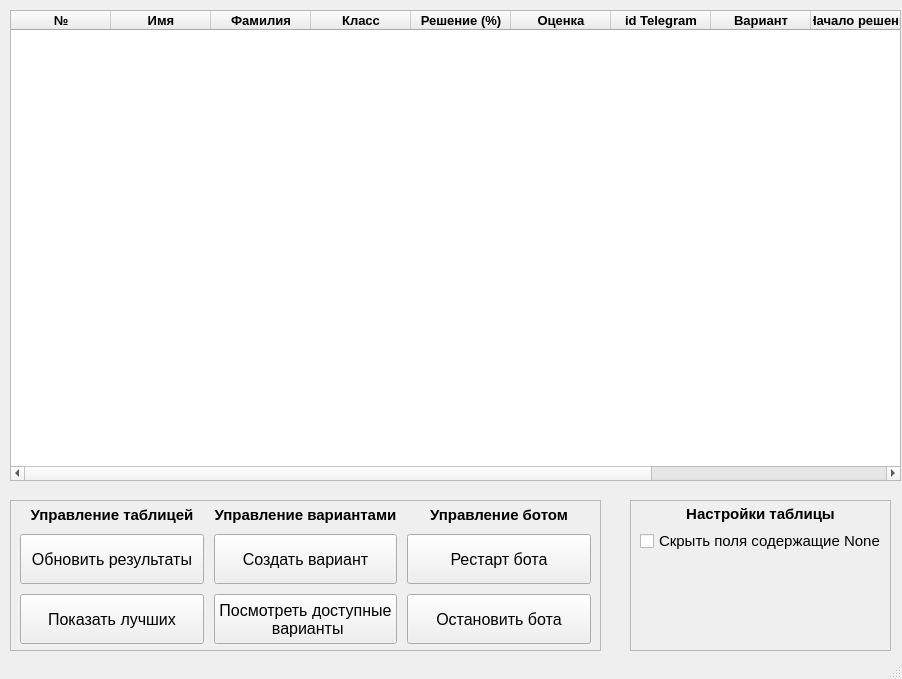
Qt form app/ui/app.ui (MrGoldSky/ExamsHelper) before a commit.
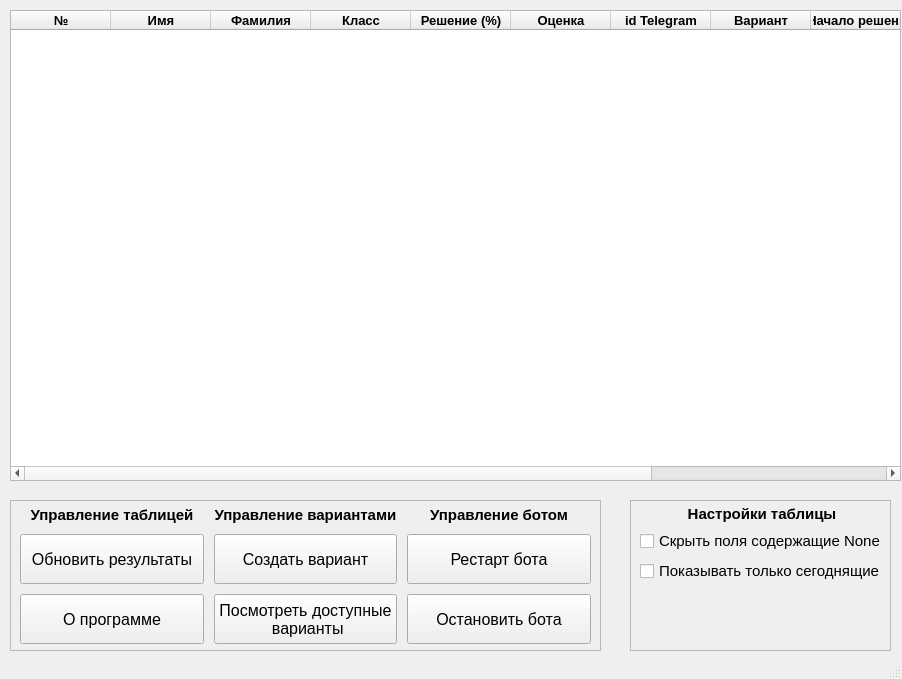
The same form after that commit.

Commit message: v3.4 Окно "О программе". Показ сегодняшних решений в журнале

Diff of the .ui file:
```diff
--- a/app/ui/app.ui
+++ b/app/ui/app.ui
@@ -276,35 +276,6 @@
       <property name="spacing">
        <number>10</number>
       </property>
-      <item row="2" column="0">
-       <widget class="QPushButton" name="top">
-        <property name="enabled">
-         <bool>true</bool>
-        </property>
-        <property name="minimumSize">
-         <size>
-          <width>100</width>
-          <height>50</height>
-         </size>
-        </property>
-        <property name="font">
-         <font>
-          <family>MS Shell Dlg 2</family>
-          <pointsize>12</pointsize>
-          <kerning>true</kerning>
-         </font>
-        </property>
-        <property name="toolTip">
-         <string/>
-        </property>
-        <property name="text">
-         <string>Показать лучших</string>
-        </property>
-        <property name="default">
-         <bool>false</bool>
-        </property>
-       </widget>
-      </item>
       <item row="2" column="2">
        <widget class="QPushButton" name="stop">
         <property name="enabled">
@@ -517,6 +488,44 @@
         </property>
        </widget>
       </item>
+      <item row="2" column="0">
+       <widget class="QPushButton" name="openAboutBtn">
+        <property name="enabled">
+         <bool>true</bool>
+        </property>
+        <property name="minimumSize">
+         <size>
+          <width>100</width>
+          <height>50</height>
+         </size>
+        </property>
+        <property name="font">
+         <font>
+          <family>MS Shell Dlg 2</family>
+          <pointsize>12</pointsize>
+          <kerning>true</kerning>
+         </font>
+        </property>
+        <property name="toolTip">
+         <string/>
+        </property>
+        <property name="text">
+         <string>О программе</string>
+        </property>
+        <property name="autoRepeat">
+         <bool>true</bool>
+        </property>
+        <property name="autoRepeatDelay">
+         <number>60000</number>
+        </property>
+        <property name="autoRepeatInterval">
+         <number>0</number>
+        </property>
+        <property name="default">
+         <bool>false</bool>
+        </property>
+       </widget>
+      </item>
      </layout>
     </widget>
    </widget>
@@ -540,7 +549,7 @@
       <rect>
        <x>0</x>
        <y>0</y>
-       <width>261</width>
+       <width>264</width>
        <height>151</height>
       </rect>
      </property>
@@ -557,18 +566,6 @@
       <property name="bottomMargin">
        <number>10</number>
       </property>
-      <item row="1" column="0">
-       <widget class="QCheckBox" name="hideNoneCB">
-        <property name="font">
-         <font>
-          <pointsize>11</pointsize>
-         </font>
-        </property>
-        <property name="text">
-         <string>Скрыть поля содержащие None</string>
-        </property>
-       </widget>
-      </item>
       <item row="0" column="0">
        <widget class="QLabel" name="tableControl_5">
         <property name="font">
@@ -586,7 +583,7 @@
         </property>
        </widget>
       </item>
-      <item row="2" column="0">
+      <item row="3" column="0">
        <spacer name="verticalSpacer">
         <property name="orientation">
          <enum>Qt::Vertical</enum>
@@ -599,6 +596,30 @@
         </property>
        </spacer>
       </item>
+      <item row="1" column="0">
+       <widget class="QCheckBox" name="hideNoneCB">
+        <property name="font">
+         <font>
+          <pointsize>11</pointsize>
+         </font>
+        </property>
+        <property name="text">
+         <string>Скрыть поля содержащие None</string>
+        </property>
+       </widget>
+      </item>
+      <item row="2" column="0">
+       <widget class="QCheckBox" name="showTodaysCB">
+        <property name="font">
+         <font>
+          <pointsize>11</pointsize>
+         </font>
+        </property>
+        <property name="text">
+         <string>Показывать только сегоднящие</string>
+        </property>
+       </widget>
+      </item>
      </layout>
     </widget>
    </widget>
@@ -609,7 +630,7 @@
      <x>0</x>
      <y>0</y>
      <width>902</width>
-     <height>22</height>
+     <height>21</height>
     </rect>
    </property>
   </widget>
```
The commit also changes 9 other files.
